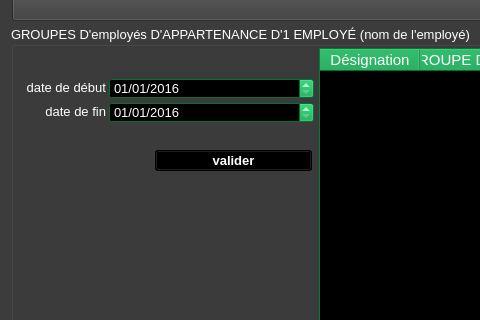
The window that ui/supplier/yeroth-erp-GROUPES-dun-employe-hr-window.ui (yerothd/yeroth-erp-3-0) describes before a commit, drawn with Qt 5; both pictures show x 0 to 480 and y 143 to 463 of the 800 by 600 pixel window.
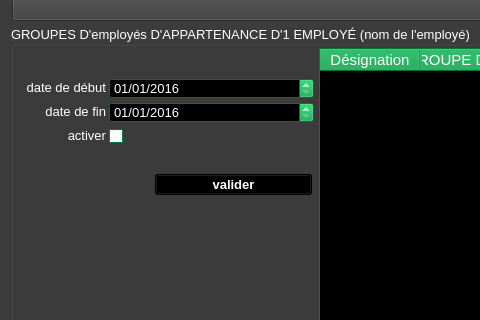
The same window after the commit. Icons and pictures are not drawn. Custom widgets are drawn as their Qt base class.

Diff of the .ui file:
```diff
--- a/ui/supplier/yeroth-erp-GROUPES-dun-employe-hr-window.ui
+++ b/ui/supplier/yeroth-erp-GROUPES-dun-employe-hr-window.ui
@@ -4942,7 +4942,7 @@
      <property name="geometry">
       <rect>
        <x>144</x>
-       <y>124</y>
+       <y>148</y>
        <width>157</width>
        <height>21</height>
       </rect>
@@ -5400,6 +5400,534 @@
       <string>valider</string>
      </property>
     </widget>
+    <widget class="QLabel" name="label_activer_DATES_DAPPARTENANCE">
+     <property name="geometry">
+      <rect>
+       <x>3</x>
+       <y>99</y>
+       <width>92</width>
+       <height>21</height>
+      </rect>
+     </property>
+     <property name="text">
+      <string>activer</string>
+     </property>
+     <property name="alignment">
+      <set>Qt::AlignRight|Qt::AlignTrailing|Qt::AlignVCenter</set>
+     </property>
+    </widget>
+    <widget class="QCheckBox" name="checkBox_activer_DATES_DAPPARTENANCE">
+     <property name="geometry">
+      <rect>
+       <x>98</x>
+       <y>100</y>
+       <width>16</width>
+       <height>21</height>
+      </rect>
+     </property>
+     <property name="palette">
+      <palette>
+       <active>
+        <colorrole role="WindowText">
+         <brush brushstyle="SolidPattern">
+          <color alpha="255">
+           <red>255</red>
+           <green>255</green>
+           <blue>255</blue>
+          </color>
+         </brush>
+        </colorrole>
+        <colorrole role="Button">
+         <brush brushstyle="SolidPattern">
+          <color alpha="255">
+           <red>2</red>
+           <green>160</green>
+           <blue>70</blue>
+          </color>
+         </brush>
+        </colorrole>
+        <colorrole role="Light">
+         <brush brushstyle="SolidPattern">
+          <color alpha="255">
+           <red>3</red>
+           <green>240</green>
+           <blue>105</blue>
+          </color>
+         </brush>
+        </colorrole>
+        <colorrole role="Midlight">
+         <brush brushstyle="SolidPattern">
+          <color alpha="255">
+           <red>2</red>
+           <green>200</green>
+           <blue>87</blue>
+          </color>
+         </brush>
+        </colorrole>
+        <colorrole role="Dark">
+         <brush brushstyle="SolidPattern">
+          <color alpha="255">
+           <red>1</red>
+           <green>80</green>
+           <blue>35</blue>
+          </color>
+         </brush>
+        </colorrole>
+        <colorrole role="Mid">
+         <brush brushstyle="SolidPattern">
+          <color alpha="255">
+           <red>1</red>
+           <green>107</green>
+           <blue>47</blue>
+          </color>
+         </brush>
+        </colorrole>
+        <colorrole role="Text">
+         <brush brushstyle="SolidPattern">
+          <color alpha="255">
+           <red>255</red>
+           <green>255</green>
+           <blue>255</blue>
+          </color>
+         </brush>
+        </colorrole>
+        <colorrole role="BrightText">
+         <brush brushstyle="SolidPattern">
+          <color alpha="255">
+           <red>255</red>
+           <green>255</green>
+           <blue>255</blue>
+          </color>
+         </brush>
+        </colorrole>
+        <colorrole role="ButtonText">
+         <brush brushstyle="SolidPattern">
+          <color alpha="255">
+           <red>255</red>
+           <green>255</green>
+           <blue>255</blue>
+          </color>
+         </brush>
+        </colorrole>
+        <colorrole role="Base">
+         <brush brushstyle="SolidPattern">
+          <color alpha="255">
+           <red>255</red>
+           <green>255</green>
+           <blue>255</blue>
+          </color>
+         </brush>
+        </colorrole>
+        <colorrole role="Window">
+         <brush brushstyle="SolidPattern">
+          <color alpha="255">
+           <red>2</red>
+           <green>160</green>
+           <blue>70</blue>
+          </color>
+         </brush>
+        </colorrole>
+        <colorrole role="Shadow">
+         <brush brushstyle="SolidPattern">
+          <color alpha="255">
+           <red>0</red>
+           <green>0</green>
+           <blue>0</blue>
+          </color>
+         </brush>
+        </colorrole>
+        <colorrole role="Highlight">
+         <brush brushstyle="SolidPattern">
+          <color alpha="255">
+           <red>0</red>
+           <green>0</green>
+           <blue>0</blue>
+          </color>
+         </brush>
+        </colorrole>
+        <colorrole role="HighlightedText">
+         <brush brushstyle="SolidPattern">
+          <color alpha="255">
+           <red>2</red>
+           <green>160</green>
+           <blue>70</blue>
+          </color>
+         </brush>
+        </colorrole>
+        <colorrole role="AlternateBase">
+         <brush brushstyle="SolidPattern">
+          <color alpha="255">
+           <red>128</red>
+           <green>207</green>
+           <blue>162</blue>
+          </color>
+         </brush>
+        </colorrole>
+        <colorrole role="ToolTipBase">
+         <brush brushstyle="SolidPattern">
+          <color alpha="255">
+           <red>255</red>
+           <green>255</green>
+           <blue>220</blue>
+          </color>
+         </brush>
+        </colorrole>
+        <colorrole role="ToolTipText">
+         <brush brushstyle="SolidPattern">
+          <color alpha="255">
+           <red>0</red>
+           <green>0</green>
+           <blue>0</blue>
+          </color>
+         </brush>
+        </colorrole>
+        <colorrole role="PlaceholderText">
+         <brush brushstyle="SolidPattern">
+          <color alpha="128">
+           <red>255</red>
+           <green>255</green>
+           <blue>255</blue>
+          </color>
+         </brush>
+        </colorrole>
+       </active>
+       <inactive>
+        <colorrole role="WindowText">
+         <brush brushstyle="SolidPattern">
+          <color alpha="255">
+           <red>255</red>
+           <green>255</green>
+           <blue>255</blue>
+          </color>
+         </brush>
+        </colorrole>
+        <colorrole role="Button">
+         <brush brushstyle="SolidPattern">
+          <color alpha="255">
+           <red>2</red>
+           <green>160</green>
+           <blue>70</blue>
+          </color>
+         </brush>
+        </colorrole>
+        <colorrole role="Light">
+         <brush brushstyle="SolidPattern">
+          <color alpha="255">
+           <red>3</red>
+           <green>240</green>
+           <blue>105</blue>
+          </color>
+         </brush>
+        </colorrole>
+        <colorrole role="Midlight">
+         <brush brushstyle="SolidPattern">
+          <color alpha="255">
+           <red>2</red>
+           <green>200</green>
+           <blue>87</blue>
+          </color>
+         </brush>
+        </colorrole>
+        <colorrole role="Dark">
+         <brush brushstyle="SolidPattern">
+          <color alpha="255">
+           <red>1</red>
+           <green>80</green>
+           <blue>35</blue>
+          </color>
+         </brush>
+        </colorrole>
+        <colorrole role="Mid">
+         <brush brushstyle="SolidPattern">
+          <color alpha="255">
+           <red>1</red>
+           <green>107</green>
+           <blue>47</blue>
+          </color>
+         </brush>
+        </colorrole>
+        <colorrole role="Text">
+         <brush brushstyle="SolidPattern">
+          <color alpha="255">
+           <red>255</red>
+           <green>255</green>
+           <blue>255</blue>
+          </color>
+         </brush>
+        </colorrole>
+        <colorrole role="BrightText">
+         <brush brushstyle="SolidPattern">
+          <color alpha="255">
+           <red>255</red>
+           <green>255</green>
+           <blue>255</blue>
+          </color>
+         </brush>
+        </colorrole>
+        <colorrole role="ButtonText">
+         <brush brushstyle="SolidPattern">
+          <color alpha="255">
+           <red>255</red>
+           <green>255</green>
+           <blue>255</blue>
+          </color>
+         </brush>
+        </colorrole>
+        <colorrole role="Base">
+         <brush brushstyle="SolidPattern">
+          <color alpha="255">
+           <red>255</red>
+           <green>255</green>
+           <blue>255</blue>
+          </color>
+         </brush>
+        </colorrole>
+        <colorrole role="Window">
+         <brush brushstyle="SolidPattern">
+          <color alpha="255">
+           <red>2</red>
+           <green>160</green>
+           <blue>70</blue>
+          </color>
+         </brush>
+        </colorrole>
+        <colorrole role="Shadow">
+         <brush brushstyle="SolidPattern">
+          <color alpha="255">
+           <red>0</red>
+           <green>0</green>
+           <blue>0</blue>
+          </color>
+         </brush>
+        </colorrole>
+        <colorrole role="Highlight">
+         <brush brushstyle="SolidPattern">
+          <color alpha="255">
+           <red>0</red>
+           <green>0</green>
+           <blue>0</blue>
+          </color>
+         </brush>
+        </colorrole>
+        <colorrole role="HighlightedText">
+         <brush brushstyle="SolidPattern">
+          <color alpha="255">
+           <red>2</red>
+           <green>160</green>
+           <blue>70</blue>
+          </color>
+         </brush>
+        </colorrole>
+        <colorrole role="AlternateBase">
+         <brush brushstyle="SolidPattern">
+          <color alpha="255">
+           <red>128</red>
+           <green>207</green>
+           <blue>162</blue>
+          </color>
+         </brush>
+        </colorrole>
+        <colorrole role="ToolTipBase">
+         <brush brushstyle="SolidPattern">
+          <color alpha="255">
+           <red>255</red>
+           <green>255</green>
+           <blue>220</blue>
+          </color>
+         </brush>
+        </colorrole>
+        <colorrole role="ToolTipText">
+         <brush brushstyle="SolidPattern">
+          <color alpha="255">
+           <red>0</red>
+           <green>0</green>
+           <blue>0</blue>
+          </color>
+         </brush>
+        </colorrole>
+        <colorrole role="PlaceholderText">
+         <brush brushstyle="SolidPattern">
+          <color alpha="128">
+           <red>255</red>
+           <green>255</green>
+           <blue>255</blue>
+          </color>
+         </brush>
+        </colorrole>
+       </inactive>
+       <disabled>
+        <colorrole role="WindowText">
+         <brush brushstyle="SolidPattern">
+          <color alpha="255">
+           <red>1</red>
+           <green>80</green>
+           <blue>35</blue>
+          </color>
+         </brush>
+        </colorrole>
+        <colorrole role="Button">
+         <brush brushstyle="SolidPattern">
+          <color alpha="255">
+           <red>2</red>
+           <green>160</green>
+           <blue>70</blue>
+          </color>
+         </brush>
+        </colorrole>
+        <colorrole role="Light">
+         <brush brushstyle="SolidPattern">
+          <color alpha="255">
+           <red>3</red>
+           <green>240</green>
+           <blue>105</blue>
+          </color>
+         </brush>
+        </colorrole>
+        <colorrole role="Midlight">
+         <brush brushstyle="SolidPattern">
+          <color alpha="255">
+           <red>2</red>
+           <green>200</green>
+           <blue>87</blue>
+          </color>
+         </brush>
+        </colorrole>
+        <colorrole role="Dark">
+         <brush brushstyle="SolidPattern">
+          <color alpha="255">
+           <red>1</red>
+           <green>80</green>
+           <blue>35</blue>
+          </color>
+         </brush>
+        </colorrole>
+        <colorrole role="Mid">
+         <brush brushstyle="SolidPattern">
+          <color alpha="255">
+           <red>1</red>
+           <green>107</green>
+           <blue>47</blue>
+          </color>
+         </brush>
+        </colorrole>
+        <colorrole role="Text">
+         <brush brushstyle="SolidPattern">
+          <color alpha="255">
+           <red>1</red>
+           <green>80</green>
+           <blue>35</blue>
+          </color>
+         </brush>
+        </colorrole>
+        <colorrole role="BrightText">
+         <brush brushstyle="SolidPattern">
+          <color alpha="255">
+           <red>255</red>
+           <green>255</green>
+           <blue>255</blue>
+          </color>
+         </brush>
+        </colorrole>
+        <colorrole role="ButtonText">
+         <brush brushstyle="SolidPattern">
+          <color alpha="255">
+           <red>1</red>
+           <green>80</green>
+           <blue>35</blue>
+          </color>
+         </brush>
+        </colorrole>
+        <colorrole role="Base">
+         <brush brushstyle="SolidPattern">
+          <color alpha="255">
+           <red>2</red>
+           <green>160</green>
+           <blue>70</blue>
+          </color>
+         </brush>
+        </colorrole>
+        <colorrole role="Window">
+         <brush brushstyle="SolidPattern">
+          <color alpha="255">
+           <red>2</red>
+           <green>160</green>
+           <blue>70</blue>
+          </color>
+         </brush>
+        </colorrole>
+        <colorrole role="Shadow">
+         <brush brushstyle="SolidPattern">
+          <color alpha="255">
+           <red>0</red>
+           <green>0</green>
+           <blue>0</blue>
+          </color>
+         </brush>
+        </colorrole>
+        <colorrole role="Highlight">
+         <brush brushstyle="SolidPattern">
+          <color alpha="255">
+           <red>145</red>
+           <green>145</green>
+           <blue>145</blue>
+          </color>
+         </brush>
+        </colorrole>
+        <colorrole role="HighlightedText">
+         <brush brushstyle="SolidPattern">
+          <color alpha="255">
+           <red>2</red>
+           <green>160</green>
+           <blue>70</blue>
+          </color>
+         </brush>
+        </colorrole>
+        <colorrole role="AlternateBase">
+         <brush brushstyle="SolidPattern">
+          <color alpha="255">
+           <red>2</red>
+           <green>160</green>
+           <blue>70</blue>
+          </color>
+         </brush>
+        </colorrole>
+        <colorrole role="ToolTipBase">
+         <brush brushstyle="SolidPattern">
+          <color alpha="255">
+           <red>255</red>
+           <green>255</green>
+           <blue>220</blue>
+          </color>
+         </brush>
+        </colorrole>
+        <colorrole role="ToolTipText">
+         <brush brushstyle="SolidPattern">
+          <color alpha="255">
+           <red>0</red>
+           <green>0</green>
+           <blue>0</blue>
+          </color>
+         </brush>
+        </colorrole>
+        <colorrole role="PlaceholderText">
+         <brush brushstyle="SolidPattern">
+          <color alpha="128">
+           <red>0</red>
+           <green>0</green>
+           <blue>0</blue>
+          </color>
+         </brush>
+        </colorrole>
+       </disabled>
+      </palette>
+     </property>
+     <property name="layoutDirection">
+      <enum>Qt::LeftToRight</enum>
+     </property>
+     <property name="text">
+      <string/>
+     </property>
+    </widget>
    </widget>
    <widget class="YerothPushButton" name="pushButton_RETOUR">
     <property name="geometry">
```
